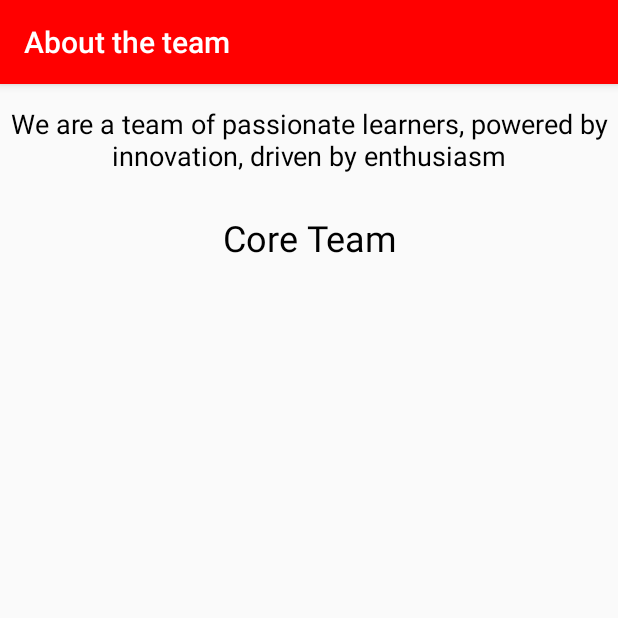
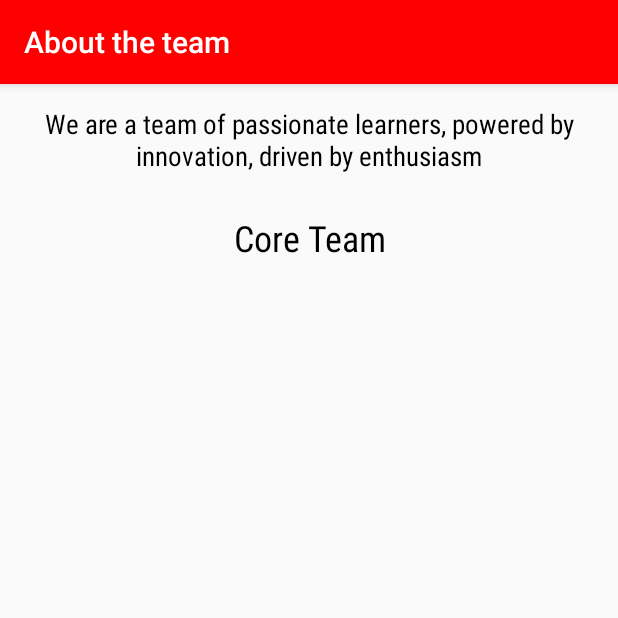
Before and after one commit to D3v3sh5ingh/Androidified, an Android app: the about_team screen opened directly, with no data from a screen before it, on a phone screen of 412 x 824 dp, the top half of it. Run offline under Robolectric (Android 15) with nearby library versions, the phone set to English and light mode, and no system bars.

Commit message:
Sample commit from cmd+hardcoded text added to xml

```diff
--- a/app/src/main/res/layout/content_about_team.xml
+++ b/app/src/main/res/layout/content_about_team.xml
@@ -15,6 +15,7 @@
         android:layout_alignParentTop="true"
         android:layout_centerHorizontal="true"
         android:layout_marginTop="14dp"
+        android:fontFamily="sans-serif-condensed"
         android:text="@string/team_desc"
         android:textAlignment="center"
         android:textColor="@android:color/background_dark"
@@ -27,7 +28,8 @@
         android:layout_below="@+id/descript"
         android:layout_centerHorizontal="true"
         android:layout_marginTop="26dp"
-        android:text="TextView"
+        android:fontFamily="sans-serif-condensed"
+        android:text="@string/textview"
         android:textAlignment="center"
         android:textColor="@android:color/black"
         android:textSize="24sp" />
--- a/app/src/main/res/layout/nav_header_main.xml
+++ b/app/src/main/res/layout/nav_header_main.xml
@@ -17,19 +17,19 @@
         android:layout_width="wrap_content"
         android:layout_height="wrap_content"
         android:paddingTop="@dimen/nav_header_vertical_spacing"
-        app:srcCompat="@mipmap/ic_launcher_round" />
+        app:srcCompat="@mipmap/ic_launcher_round" android:contentDescription="@string/todo" />
 
     <TextView
         android:layout_width="match_parent"
         android:layout_height="wrap_content"
         android:paddingTop="@dimen/nav_header_vertical_spacing"
-        android:text="Androidified App"
+        android:text="@string/androidified_app"
         android:textAppearance="@style/TextAppearance.AppCompat.Body1" />
 
     <TextView
         android:id="@+id/textView"
         android:layout_width="wrap_content"
         android:layout_height="wrap_content"
-        android:text="An Application to do blah blah" />
+        android:text="@string/an_application_to_do_blah_blah" />
 
 </LinearLayout>
--- a/app/src/main/res/values/strings.xml
+++ b/app/src/main/res/values/strings.xml
@@ -11,4 +11,8 @@
     <string name="Head">Androidified</string>
     <string name="desc_content">We are a team of passionate learners, powered by innovation, driven by
     enthusiasm</string>
+    <string name="textview">TextView</string>
+    <string name="androidified_app">Androidified App</string>
+    <string name="an_application_to_do_blah_blah">An Application to do blah blah</string>
+    <string name="todo">TODO</string>
 </resources>
```
